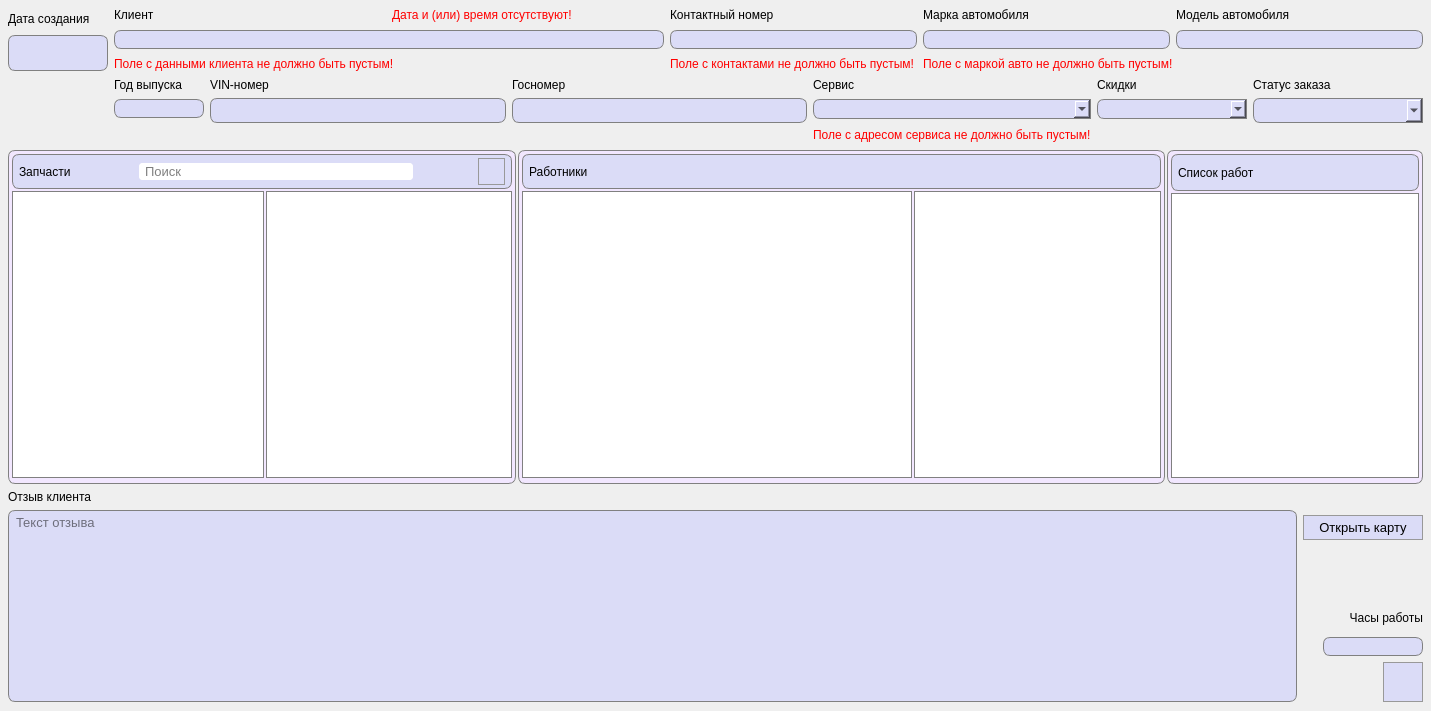
FediiBohdan/TechService, file AddOrder.ui: the form before one commit.
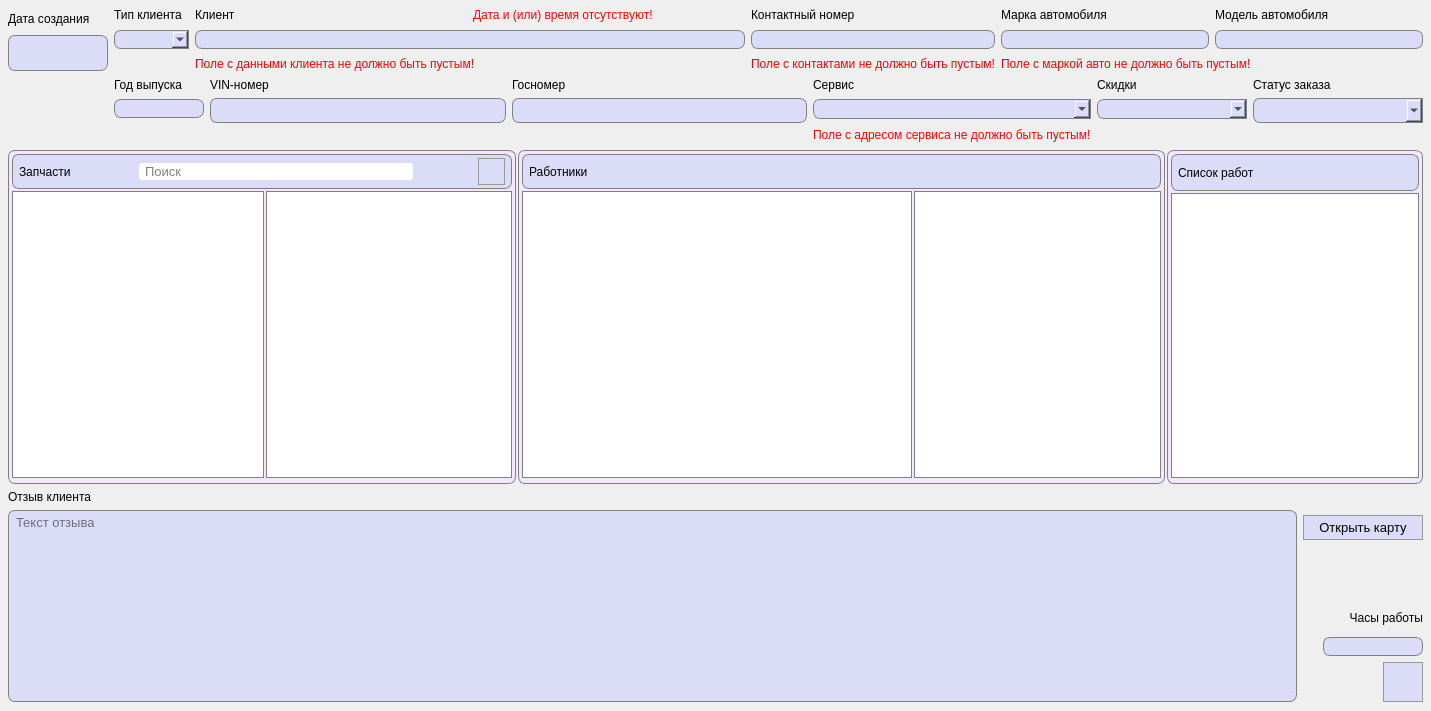
The form after the commit. Icons and pictures are not drawn.

Commit message: Added spare parts search by brand button (SparePartsList)  + some GUI fixes

What changed in the file:
```diff
--- a/AddOrder.ui
+++ b/AddOrder.ui
@@ -264,20 +264,20 @@
     <layout class="QVBoxLayout" name="verticalLayout">
      <item>
       <layout class="QGridLayout" name="gridLayout_5">
-       <item row="0" column="2">
-        <widget class="QLabel" name="label_7">
-         <property name="font">
-          <font>
-           <pointsize>9</pointsize>
-          </font>
+       <item row="2" column="4" colspan="2">
+        <widget class="QLabel" name="autoErrorLabel">
+         <property name="sizePolicy">
+          <sizepolicy hsizetype="Preferred" vsizetype="Ignored">
+           <horstretch>0</horstretch>
+           <verstretch>0</verstretch>
+          </sizepolicy>
          </property>
-         <property name="text">
-          <string>Контактный номер</string>
+         <property name="minimumSize">
+          <size>
+           <width>0</width>
+           <height>18</height>
+          </size>
          </property>
-        </widget>
-       </item>
-       <item row="0" column="1">
-        <widget class="QLabel" name="dateErrorLabel">
          <property name="font">
           <font>
            <pointsize>9</pointsize>
@@ -289,41 +289,11 @@
 }</string>
          </property>
          <property name="text">
-          <string>Дата и (или) время отсутствуют!</string>
+          <string>Поле с маркой авто не должно быть пустым!</string>
          </property>
         </widget>
        </item>
-       <item row="0" column="3">
-        <widget class="QLabel" name="label">
-         <property name="font">
-          <font>
-           <pointsize>9</pointsize>
-          </font>
-         </property>
-         <property name="text">
-          <string>Марка автомобиля</string>
-         </property>
-        </widget>
-       </item>
-       <item row="0" column="0">
-        <widget class="QLabel" name="label_12">
-         <property name="maximumSize">
-          <size>
-           <width>16777215</width>
-           <height>20</height>
-          </size>
-         </property>
-         <property name="font">
-          <font>
-           <pointsize>9</pointsize>
-          </font>
-         </property>
-         <property name="text">
-          <string>Клиент</string>
-         </property>
-        </widget>
-       </item>
-       <item row="2" column="0" colspan="2">
+       <item row="2" column="1" colspan="2">
         <widget class="QLabel" name="clientErrorLabel">
          <property name="sizePolicy">
           <sizepolicy hsizetype="Preferred" vsizetype="Ignored">
@@ -352,7 +322,82 @@
          </property>
         </widget>
        </item>
-       <item row="1" column="0" colspan="2">
+       <item row="1" column="4">
+        <widget class="QLineEdit" name="brandLine">
+         <property name="font">
+          <font>
+           <pointsize>10</pointsize>
+          </font>
+         </property>
+         <property name="styleSheet">
+          <string notr="true">QLineEdit {
+	border: 1px solid gray;
+    border-radius: 7px;
+    background-color: #dbdcf7;
+	padding-left: 3px;
+}</string>
+         </property>
+        </widget>
+       </item>
+       <item row="1" column="5">
+        <widget class="QLineEdit" name="modelLine">
+         <property name="font">
+          <font>
+           <pointsize>10</pointsize>
+          </font>
+         </property>
+         <property name="styleSheet">
+          <string notr="true">QLineEdit {
+	border: 1px solid gray;
+    border-radius: 7px;
+    background-color: #dbdcf7;
+	padding-left: 3px;
+}</string>
+         </property>
+        </widget>
+       </item>
+       <item row="0" column="5">
+        <widget class="QLabel" name="label_16">
+         <property name="font">
+          <font>
+           <pointsize>9</pointsize>
+          </font>
+         </property>
+         <property name="text">
+          <string>Модель автомобиля</string>
+         </property>
+        </widget>
+       </item>
+       <item row="0" column="4">
+        <widget class="QLabel" name="label">
+         <property name="font">
+          <font>
+           <pointsize>9</pointsize>
+          </font>
+         </property>
+         <property name="text">
+          <string>Марка автомобиля</string>
+         </property>
+        </widget>
+       </item>
+       <item row="0" column="2">
+        <widget class="QLabel" name="dateErrorLabel">
+         <property name="font">
+          <font>
+           <pointsize>9</pointsize>
+          </font>
+         </property>
+         <property name="styleSheet">
+          <string notr="true">QLabel {
+	color: red;
+}</string>
+         </property>
+         <property name="text">
+          <string>Дата и (или) время отсутствуют!</string>
+         </property>
+        </widget>
+       </item>
+       <item row="1" column="1" colspan="2">
         <widget class="QLineEdit" name="clientLine">
          <property name="minimumSize">
           <size>
@@ -375,24 +420,7 @@
          </property>
         </widget>
        </item>
-       <item row="1" column="3">
-        <widget class="QLineEdit" name="brandLine">
-         <property name="font">
-          <font>
-           <pointsize>10</pointsize>
-          </font>
-         </property>
-         <property name="styleSheet">
-          <string notr="true">QLineEdit {
-	border: 1px solid gray;
-    border-radius: 7px;
-    background-color: #dbdcf7;
-	padding-left: 3px;
-}</string>
-         </property>
-        </widget>
-       </item>
-       <item row="2" column="2">
+       <item row="2" column="3">
         <widget class="QLabel" name="contactsErrorLabel">
          <property name="sizePolicy">
           <sizepolicy hsizetype="Preferred" vsizetype="Ignored">
@@ -421,7 +449,19 @@
          </property>
         </widget>
        </item>
-       <item row="1" column="2">
+       <item row="0" column="3">
+        <widget class="QLabel" name="label_7">
+         <property name="font">
+          <font>
+           <pointsize>9</pointsize>
+          </font>
+         </property>
+         <property name="text">
+          <string>Контактный номер</string>
+         </property>
+        </widget>
+       </item>
+       <item row="1" column="3">
         <widget class="QLineEdit" name="contactLine">
          <property name="minimumSize">
           <size>
@@ -447,61 +487,51 @@
          </property>
         </widget>
        </item>
-       <item row="1" column="4">
-        <widget class="QLineEdit" name="modelLine">
+       <item row="0" column="1">
+        <widget class="QLabel" name="label_12">
+         <property name="maximumSize">
+          <size>
+           <width>16777215</width>
+           <height>20</height>
+          </size>
+         </property>
+         <property name="font">
+          <font>
+           <pointsize>9</pointsize>
+          </font>
+         </property>
+         <property name="text">
+          <string>Клиент</string>
+         </property>
+        </widget>
+       </item>
+       <item row="1" column="0">
+        <widget class="QComboBox" name="clientTypeComboBox">
          <property name="font">
           <font>
            <pointsize>10</pointsize>
           </font>
          </property>
          <property name="styleSheet">
-          <string notr="true">QLineEdit {
+          <string notr="true">QComboBox {
 	border: 1px solid gray;
-    border-radius: 7px;
+    border-top-left-radius: 7px;
+	border-bottom-left-radius: 7px;
     background-color: #dbdcf7;
-	padding-left: 3px;
+	padding-left: 6px;
 }</string>
          </property>
         </widget>
        </item>
-       <item row="0" column="4">
-        <widget class="QLabel" name="label_16">
+       <item row="0" column="0">
+        <widget class="QLabel" name="label_17">
          <property name="font">
           <font>
            <pointsize>9</pointsize>
           </font>
          </property>
          <property name="text">
-          <string>Модель автомобиля</string>
-         </property>
-        </widget>
-       </item>
-       <item row="2" column="3" colspan="2">
-        <widget class="QLabel" name="autoErrorLabel">
-         <property name="sizePolicy">
-          <sizepolicy hsizetype="Preferred" vsizetype="Ignored">
-           <horstretch>0</horstretch>
-           <verstretch>0</verstretch>
-          </sizepolicy>
-         </property>
-         <property name="minimumSize">
-          <size>
-           <width>0</width>
-           <height>18</height>
-          </size>
-         </property>
-         <property name="font">
-          <font>
-           <pointsize>9</pointsize>
-          </font>
-         </property>
-         <property name="styleSheet">
-          <string notr="true">QLabel {
-	color: red;
-}</string>
-         </property>
-         <property name="text">
-          <string>Поле с маркой авто не должно быть пустым!</string>
+          <string>Тип клиента</string>
          </property>
         </widget>
        </item>
```
Left out of the diff: 199 changed lines with no effect on the pictures. The commit also changes 11 other files.
